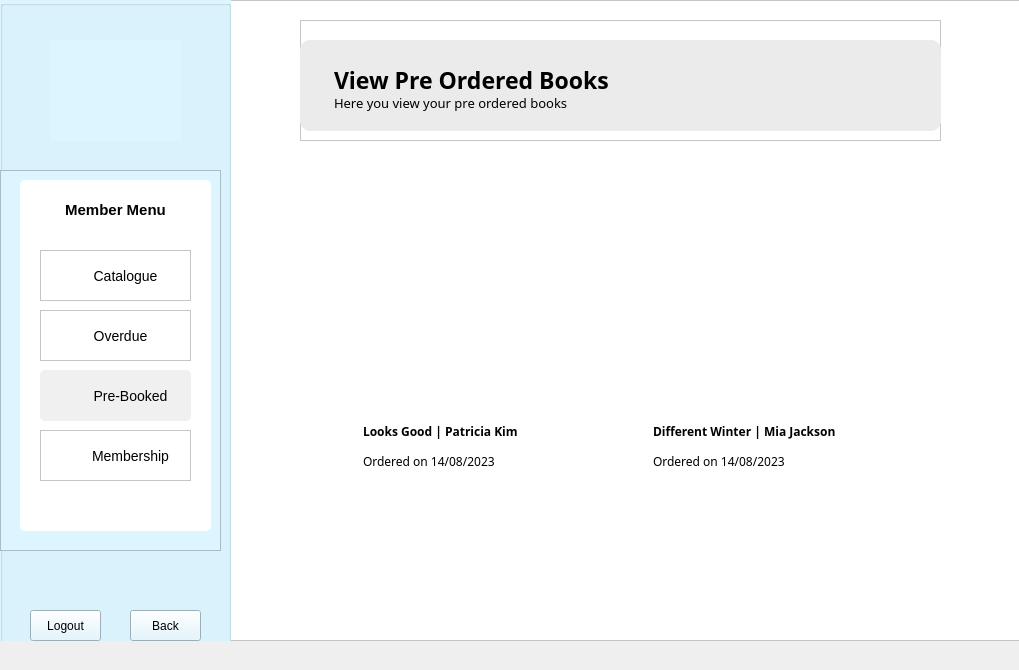
The window that LIS/memberpreorder.ui (TenacioussD/library_information_system) describes before a commit, drawn with Qt 5.
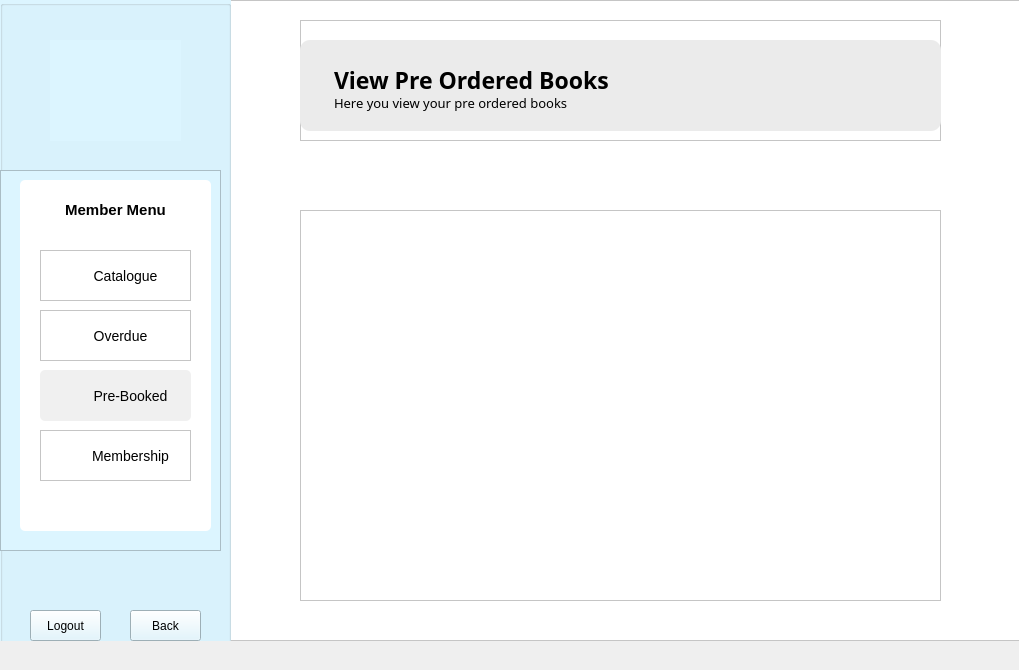
The same window after the commit. Icons and pictures are not drawn.

Commit message: Member are able to view pre-ordered books

Patch:
```diff
--- a/LIS/memberpreorder.ui
+++ b/LIS/memberpreorder.ui
@@ -499,266 +499,15 @@
      </property>
     </widget>
    </widget>
-   <widget class="QScrollArea" name="scrollArea">
+   <widget class="QTableView" name="preOrderView">
     <property name="geometry">
      <rect>
-      <x>290</x>
-      <y>170</y>
-      <width>651</width>
-      <height>431</height>
+      <x>300</x>
+      <y>210</y>
+      <width>641</width>
+      <height>391</height>
      </rect>
     </property>
-    <property name="styleSheet">
-     <string notr="true">/* VERTICAL SCROLL*/
-
-QScrollBar::handle:vertical {
-border: none;
-border-radius: 5px;
-background: rgb(215, 242, 255);
-margin: 15px 0 15px 0;
-width: 14px;
-}
-
-/* SCROLL BUTTON - TOP*/
-
-QScrollBar::sub-line:vertical {
-border:none;
-background: rgb(215, 242, 255);
-height: 15px;
-border-top-left-radius: 7px;
-border-top-right-radius: 7px;
-subcontrol-position: top;
-subcontrol-origin: margin; 
-}
-
-
-/* SCROLL BUTTON - BOTTOM*/
-
-QScrollBar::add-line:vertical {
-border:none;
-background: rgb(215, 242, 255);
-height: 15px;
-border-bottom-left-radius: 7px;
-border-bottom-right-radius: 7px;
-subcontrol-position: bottom;
-subcontrol-origin: margin; 
-}
-
-</string>
-    </property>
-    <property name="frameShape">
-     <enum>QFrame::NoFrame</enum>
-    </property>
-    <property name="widgetResizable">
-     <bool>true</bool>
-    </property>
-    <widget class="QWidget" name="scrollAreaWidgetContents">
-     <property name="geometry">
-      <rect>
-       <x>0</x>
-       <y>0</y>
-       <width>651</width>
-       <height>431</height>
-      </rect>
-     </property>
-     <property name="styleSheet">
-      <string notr="true">border-style: none;</string>
-     </property>
-     <layout class="QVBoxLayout" name="verticalLayout_3">
-      <item>
-       <widget class="QFrame" name="frame_73">
-        <property name="frameShape">
-         <enum>QFrame::StyledPanel</enum>
-        </property>
-        <property name="frameShadow">
-         <enum>QFrame::Raised</enum>
-        </property>
-        <widget class="QFrame" name="frame_74">
-         <property name="geometry">
-          <rect>
-           <x>60</x>
-           <y>240</y>
-           <width>191</width>
-           <height>51</height>
-          </rect>
-         </property>
-         <property name="frameShape">
-          <enum>QFrame::StyledPanel</enum>
-         </property>
-         <property name="frameShadow">
-          <enum>QFrame::Raised</enum>
-         </property>
-         <widget class="QPlainTextEdit" name="plainTextEdit_80">
-          <property name="geometry">
-           <rect>
-            <x>0</x>
-            <y>30</y>
-            <width>191</width>
-            <height>21</height>
-           </rect>
-          </property>
-          <property name="styleSheet">
-           <string notr="true">font-family: Baloo 2;
-background: white;</string>
-          </property>
-          <property name="frameShape">
-           <enum>QFrame::NoFrame</enum>
-          </property>
-          <property name="verticalScrollBarPolicy">
-           <enum>Qt::ScrollBarAlwaysOff</enum>
-          </property>
-          <property name="plainText">
-           <string>Ordered on 14/08/2023</string>
-          </property>
-         </widget>
-         <widget class="QPlainTextEdit" name="plainTextEdit_79">
-          <property name="geometry">
-           <rect>
-            <x>0</x>
-            <y>0</y>
-            <width>191</width>
-            <height>21</height>
-           </rect>
-          </property>
-          <property name="styleSheet">
-           <string notr="true">font-weight: bold;
-font-family: Baloo 2;
-background: white;</string>
-          </property>
-          <property name="frameShape">
-           <enum>QFrame::NoFrame</enum>
-          </property>
-          <property name="verticalScrollBarPolicy">
-           <enum>Qt::ScrollBarAlwaysOff</enum>
-          </property>
-          <property name="tabChangesFocus">
-           <bool>false</bool>
-          </property>
-          <property name="lineWrapMode">
-           <enum>QPlainTextEdit::WidgetWidth</enum>
-          </property>
-          <property name="plainText">
-           <string>Looks Good | Patricia Kim</string>
-          </property>
-          <property name="textInteractionFlags">
-           <set>Qt::TextSelectableByKeyboard|Qt::TextSelectableByMouse</set>
-          </property>
-         </widget>
-        </widget>
-        <widget class="QLabel" name="label_43">
-         <property name="geometry">
-          <rect>
-           <x>370</x>
-           <y>20</y>
-           <width>181</width>
-           <height>211</height>
-          </rect>
-         </property>
-         <property name="text">
-          <string/>
-         </property>
-         <property name="pixmap">
-          <pixmap resource="Resources.qrc">:/images/book-covers/book14.png</pixmap>
-         </property>
-         <property name="scaledContents">
-          <bool>true</bool>
-         </property>
-        </widget>
-        <widget class="QLabel" name="label_44">
-         <property name="geometry">
-          <rect>
-           <x>70</x>
-           <y>20</y>
-           <width>181</width>
-           <height>211</height>
-          </rect>
-         </property>
-         <property name="text">
-          <string/>
-         </property>
-         <property name="pixmap">
-          <pixmap resource="Resources.qrc">:/images/book-covers/book14.png</pixmap>
-         </property>
-         <property name="scaledContents">
-          <bool>true</bool>
-         </property>
-        </widget>
-        <widget class="QFrame" name="frame_75">
-         <property name="geometry">
-          <rect>
-           <x>350</x>
-           <y>240</y>
-           <width>231</width>
-           <height>51</height>
-          </rect>
-         </property>
-         <property name="frameShape">
-          <enum>QFrame::StyledPanel</enum>
-         </property>
-         <property name="frameShadow">
-          <enum>QFrame::Raised</enum>
-         </property>
-         <widget class="QPlainTextEdit" name="plainTextEdit_83">
-          <property name="geometry">
-           <rect>
-            <x>0</x>
-            <y>30</y>
-            <width>191</width>
-            <height>21</height>
-           </rect>
-          </property>
-          <property name="styleSheet">
-           <string notr="true">font-family: Baloo 2;
-background: white;</string>
-          </property>
-          <property name="frameShape">
-           <enum>QFrame::NoFrame</enum>
-          </property>
-          <property name="verticalScrollBarPolicy">
-           <enum>Qt::ScrollBarAlwaysOff</enum>
-          </property>
-          <property name="plainText">
-           <string>Ordered on 14/08/2023</string>
-          </property>
-         </widget>
-         <widget class="QPlainTextEdit" name="plainTextEdit_84">
-          <property name="geometry">
-           <rect>
-            <x>0</x>
-            <y>0</y>
-            <width>221</width>
-            <height>21</height>
-           </rect>
-          </property>
-          <property name="styleSheet">
-           <string notr="true">font-weight: bold;
-font-family: Baloo 2;
-background: white;</string>
-          </property>
-          <property name="frameShape">
-           <enum>QFrame::NoFrame</enum>
-          </property>
-          <property name="verticalScrollBarPolicy">
-           <enum>Qt::ScrollBarAlwaysOff</enum>
-          </property>
-          <property name="tabChangesFocus">
-           <bool>false</bool>
-          </property>
-          <property name="lineWrapMode">
-           <enum>QPlainTextEdit::WidgetWidth</enum>
-          </property>
-          <property name="plainText">
-           <string>Different Winter | Mia Jackson</string>
-          </property>
-          <property name="textInteractionFlags">
-           <set>Qt::TextSelectableByKeyboard|Qt::TextSelectableByMouse</set>
-          </property>
-         </widget>
-        </widget>
-       </widget>
-      </item>
-     </layout>
-    </widget>
    </widget>
   </widget>
  </widget>
```
The commit also changes 2 other files.
